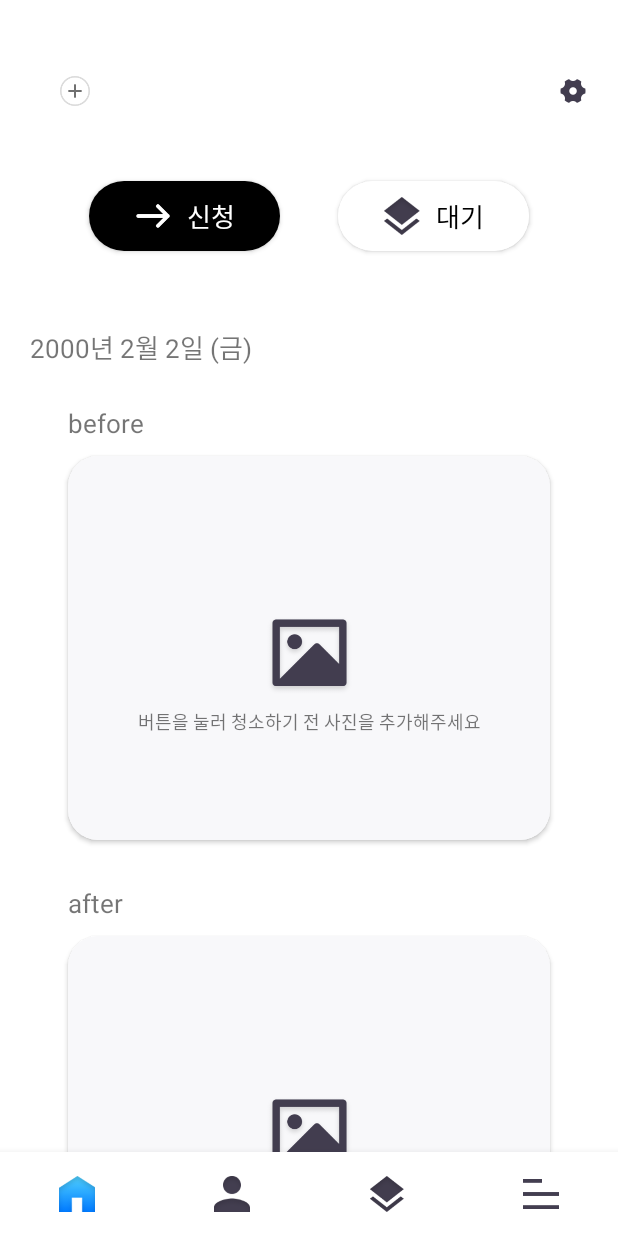
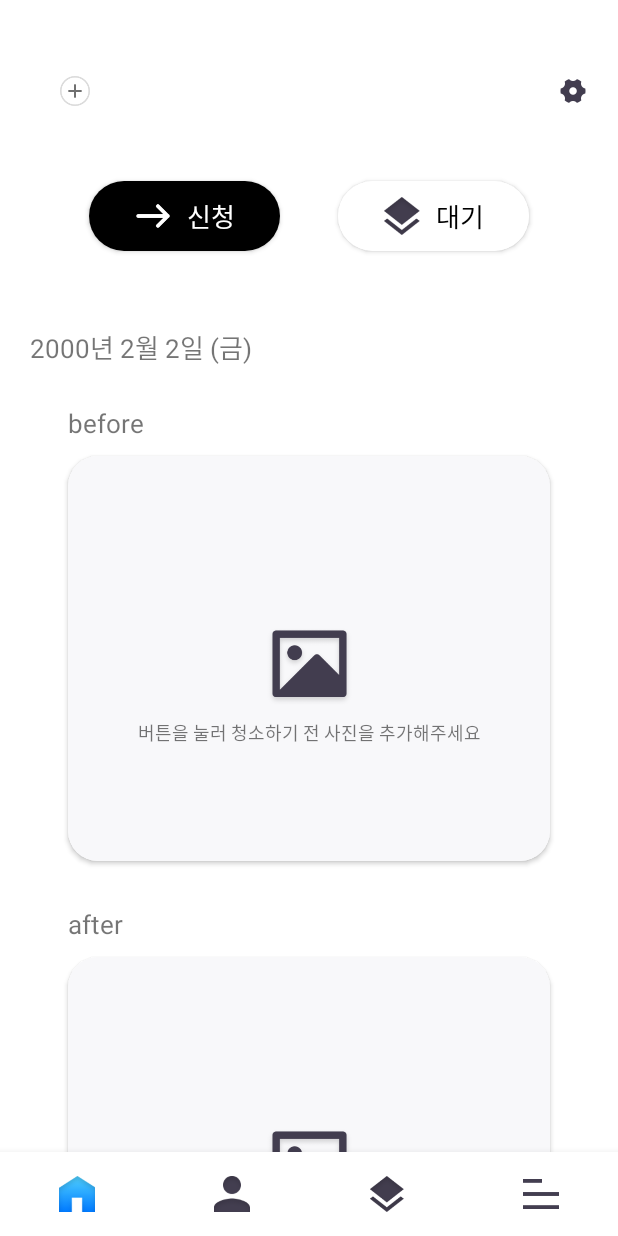
Before and after one commit to umc-all-clear/frontend_kotlin, an Android app: the fragment AdmissionFragment placed in its activity, on a phone screen of 412 x 824 dp. Run offline under Robolectric (Android 15) with nearby library versions, the phone set to English and light mode, and no system bars; libraries missing offline, so code that uses them is left out: com.amitshekhar.server; pictures from the network do not load; 4 statements that could not run were skipped.

Commit message:
working on Admission

```diff
--- a/app/src/main/AndroidManifest.xml
+++ b/app/src/main/AndroidManifest.xml
@@ -2,6 +2,7 @@
 <manifest xmlns:android="http://schemas.android.com/apk/res/android"
     package="com.umc.clear">
     <uses-permission android:name="android.permission.INTERNET"/>
+    <uses-permission android:name="android.permission.WRITE_EXTERNAL_STORAGE" />
     <uses-permission android:name="android.permission.READ_EXTERNAL_STORAGE" />
 
     <application
--- /dev/null
+++ b/app/src/main/java/com/umc/clear/data/entities/jsonReq.kt
@@ -0,0 +1,5 @@
+package com.umc.clear.data.entities
+
+data class jsonReq (
+    val clientID: String? = null
+        )
--- /dev/null
+++ b/app/src/main/java/com/umc/clear/data/entities/jsonReqCont.kt
@@ -0,0 +1,5 @@
+package com.umc.clear.data.entities
+
+data class jsonReqCont(
+    val content: String? = null
+)
--- a/app/src/main/java/com/umc/clear/data/remote/RetroServiceInterface.kt
+++ b/app/src/main/java/com/umc/clear/data/remote/RetroServiceInterface.kt
@@ -1,11 +1,10 @@
 package com.umc.clear.data.remote
 
 import com.umc.clear.data.entities.*
+import okhttp3.MultipartBody
+import okhttp3.RequestBody
 import retrofit2.Call
-import retrofit2.http.Body
-import retrofit2.http.GET
-import retrofit2.http.POST
-import retrofit2.http.Query
+import retrofit2.http.*
 
 interface RetroServiceInterface {
     @POST("users/sign-up")
@@ -29,4 +28,12 @@ interface RetroServiceInterface {
 
     @POST("/friends/create")
     fun addFriend(@Body req: ReqFriendConn): Call<GetFriendConn>
+
+    @Multipart
+    @POST("/noticeboard/offering")
+    fun admission(
+        @Part beforePic: MultipartBody.Part,
+        @Part afterPic: MultipartBody.Part,
+        @Part("jsonRequest") jsonRequest: jsonReq,
+        @Part("jsonRequestContent") jsonRequestContent: jsonReqCont): Call<GetAdmission>
 }
--- /dev/null
+++ b/app/src/main/java/com/umc/clear/ui/admission/view/AdmissionView.kt
@@ -0,0 +1,8 @@
+package com.umc.clear.ui.admission.view
+
+import com.umc.clear.data.entities.GetAdmission
+
+interface AdmissionView {
+    fun onAdmissionGetSuccess(data: GetAdmission)
+    fun onAdmissionGetFailure(code: String)
+}
--- a/app/src/main/res/layout/item_admission_admis_page.xml
+++ b/app/src/main/res/layout/item_admission_admis_page.xml
@@ -51,7 +51,7 @@
                 <androidx.constraintlayout.widget.ConstraintLayout
                     android:id="@+id/item_admis_before_des_cl"
                     android:layout_width="match_parent"
-                    android:layout_height="wrap_content"
+                    android:layout_height="270dp"
                     android:paddingTop="80dp"
                     android:paddingBottom="70dp"
                     android:background="#f8f8fa">
@@ -62,7 +62,9 @@
                         app:layout_constraintLeft_toLeftOf="parent"
                         app:layout_constraintRight_toRightOf="parent"
                         app:layout_constraintTop_toTopOf="parent"
-                        app:layout_constraintBottom_toBottomOf="parent">
+                        app:layout_constraintBottom_toBottomOf="parent"
+                        android:scaleType="fitCenter"
+                        android:tag="false">
                     </ImageView>
                     <ImageView
                         android:id="@+id/item_admis_before_des_iv"
@@ -113,7 +115,7 @@
                 <androidx.constraintlayout.widget.ConstraintLayout
                     android:id="@+id/item_admis_after_des_cl"
                     android:layout_width="match_parent"
-                    android:layout_height="wrap_content"
+                    android:layout_height="270dp"
                     android:paddingTop="80dp"
                     android:paddingBottom="70dp"
                     android:background="#f8f8fa">
@@ -124,7 +126,9 @@
                         app:layout_constraintLeft_toLeftOf="parent"
                         app:layout_constraintRight_toRightOf="parent"
                         app:layout_constraintTop_toTopOf="parent"
-                        app:layout_constraintBottom_toBottomOf="parent">
+                        app:layout_constraintBottom_toBottomOf="parent"
+                        android:scaleType="fitCenter"
+                        android:tag="false">
                     </ImageView>
                     <ImageView
                         android:id="@+id/item_admis_after_des_iv"
--- a/build.gradle
+++ b/build.gradle
@@ -5,7 +5,7 @@ buildscript {
         mavenCentral()
     }
     dependencies {
-        classpath 'com.android.tools.build:gradle:7.1.1'
+        classpath 'com.android.tools.build:gradle:7.1.2'
         classpath "org.jetbrains.kotlin:kotlin-gradle-plugin:1.6.10"
 
         // NOTE: Do not place your application dependencies here; they belong
```
Also changed, not shown: app/src/main/java/com/umc/clear/data/entities/GetAdmission.kt (added, +18 -0 lines), app/src/main/java/com/umc/clear/data/entities/ReqAdmission.kt (added, +21 -0 lines), app/src/main/java/com/umc/clear/data/remote/RetroService.kt (+31 -1 lines), app/src/main/java/com/umc/clear/ui/admission/adapter/AdmissionContentVPAdapter.kt (+91 -18 lines), app/src/main/java/com/umc/clear/ui/admission/view/AdmissionFragment.kt (+53 -9 lines).
